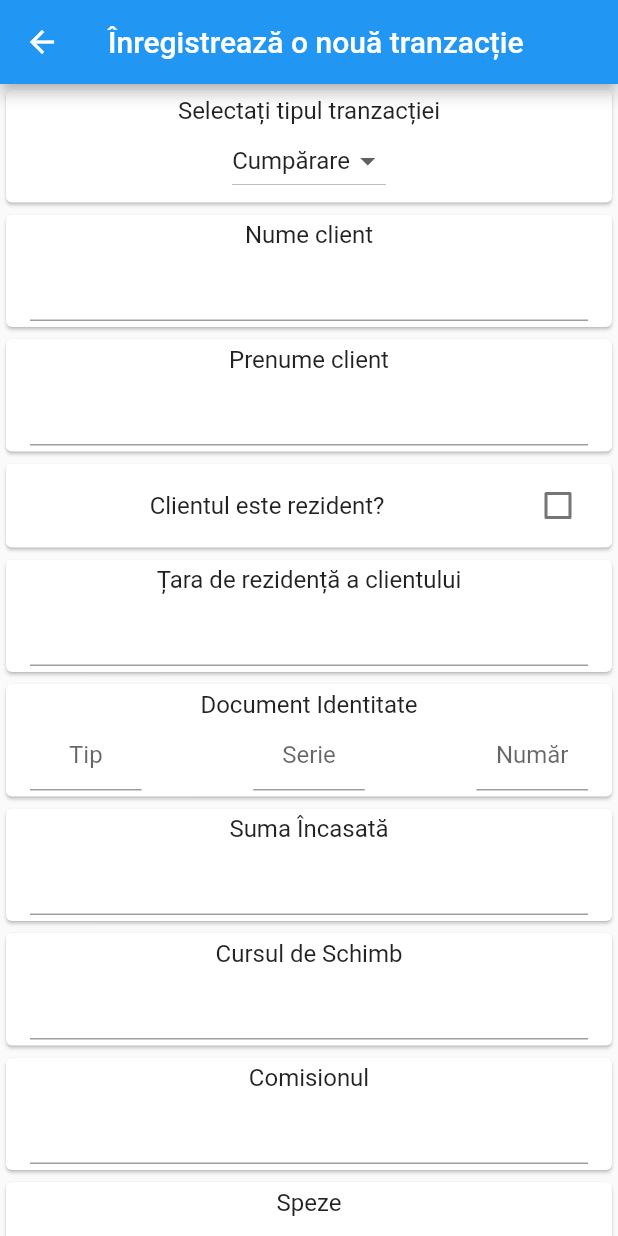
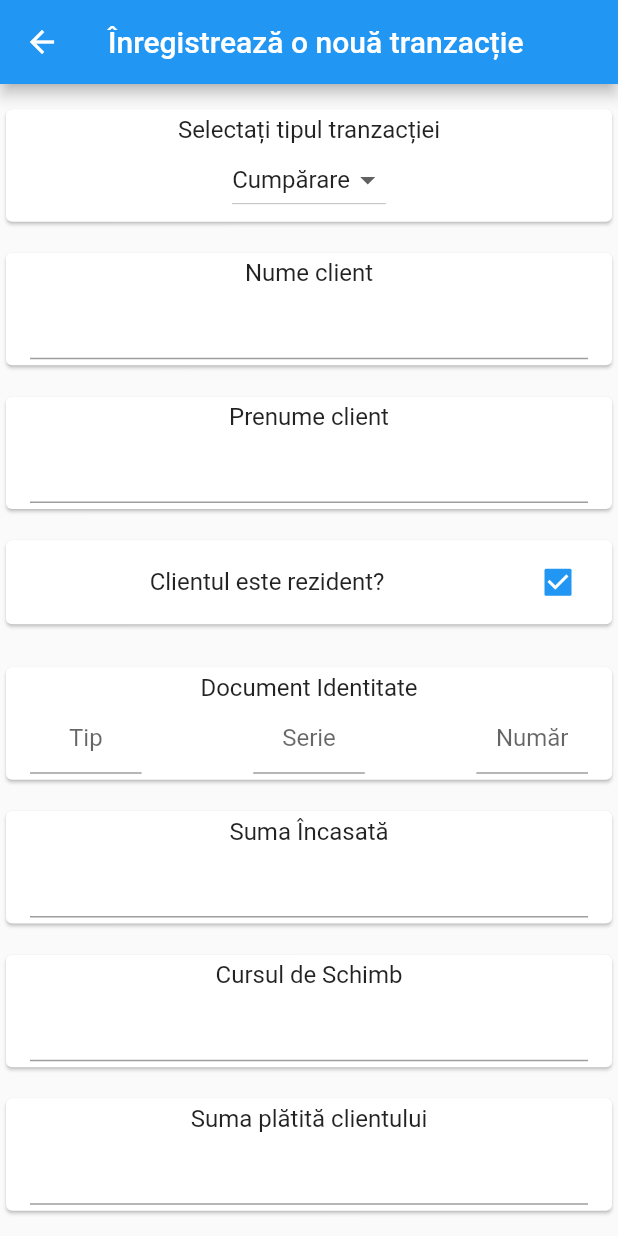
Before and after one commit to TeoChirileanu/transact_me_flutter, a Flutter app: the TransactionScreen screen opened directly, on a phone screen of 412 x 824 dp. Run offline on Flutter 3.47's test engine with Material 2 defaults, Android fonts, the phone set to English and light mode, and no system bars.

Commit message:
remove comision and speze / improve operation form

```diff
--- a/lib/transaction_form.dart
+++ b/lib/transaction_form.dart
@@ -33,13 +33,11 @@ class _TransactionFormState extends State<TransactionForm> {
   var _tipTranzactie = TipTranzactie.Cumparare;
   var _numeClient = "";
   var _prenumeClient = "";
-  var _clientulEsteRezident = false;
+  var _clientulEsteRezident = true;
   dynamic _taraRezidenta;
   dynamic _sumaIncasata;
   dynamic _cursSchimb;
-  dynamic _comision;
   dynamic _sumaPlatita;
-  dynamic _speze;
 
   @override
   Widget build(BuildContext context) {
@@ -105,7 +103,10 @@ class _TransactionFormState extends State<TransactionForm> {
             ),
           ),
         ),
-        Spacer(),
+        Visibility(
+          visible: !_clientulEsteRezident,
+          child: Spacer(),
+        ),
         Card(
           child: ListTile(
             title: Center(
@@ -164,30 +165,6 @@ class _TransactionFormState extends State<TransactionForm> {
         Spacer(),
         Card(
           child: ListTile(
-            title: Center(child: Text("Comisionul")),
-            subtitle: Center(
-              child: TextField(
-                textAlign: TextAlign.center,
-                onSubmitted: (comision) => setState(() => _comision = comision),
-              ),
-            ),
-          ),
-        ),
-        Spacer(),
-        Card(
-          child: ListTile(
-            title: Center(child: Text("Speze")),
-            subtitle: Center(
-              child: TextField(
-                textAlign: TextAlign.center,
-                onSubmitted: (speze) => setState(() => _speze = speze),
-              ),
-            ),
-          ),
-        ),
-        Spacer(),
-        Card(
-          child: ListTile(
             title: Center(child: Text("Suma plătită clientului")),
             subtitle: Center(
               child: TextField(
```
Also changed, not shown: lib/operation_form.dart (+13 -22 lines).
